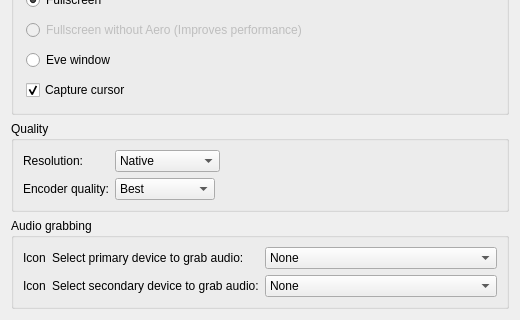
Above: src/recordingsettings.ui from networkoptix/nx_open before the change; both pictures show x 0 to 520 and y 143 to 463 of the 520 by 463 pixel window. Below: the same form after it.
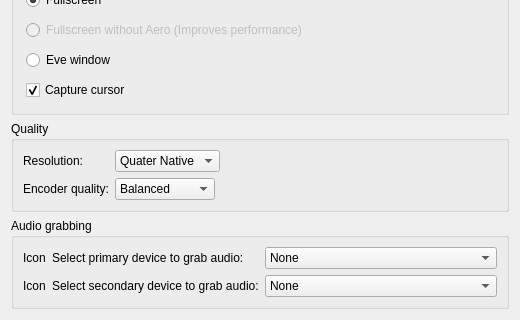
That is the form after the change.

Commit message:
Changed default values for recording
<==== Mercurial data ====>
Branch: master

Diff of the .ui file:
```diff
--- a/src/recordingsettings.ui
+++ b/src/recordingsettings.ui
@@ -131,6 +131,9 @@
         <property name="toolTip">
          <string comment="Use this to change output video resolution"/>
         </property>
+        <property name="currentIndex">
+         <number>1</number>
+        </property>
         <item>
          <property name="text">
           <string>Native</string>
@@ -173,6 +176,9 @@
         <property name="toolTip">
          <string comment="Use this to set encoder quality"/>
         </property>
+        <property name="currentIndex">
+         <number>1</number>
+        </property>
         <item>
          <property name="text">
           <string>Best</string>
```
The commit also changes 1 other file.
